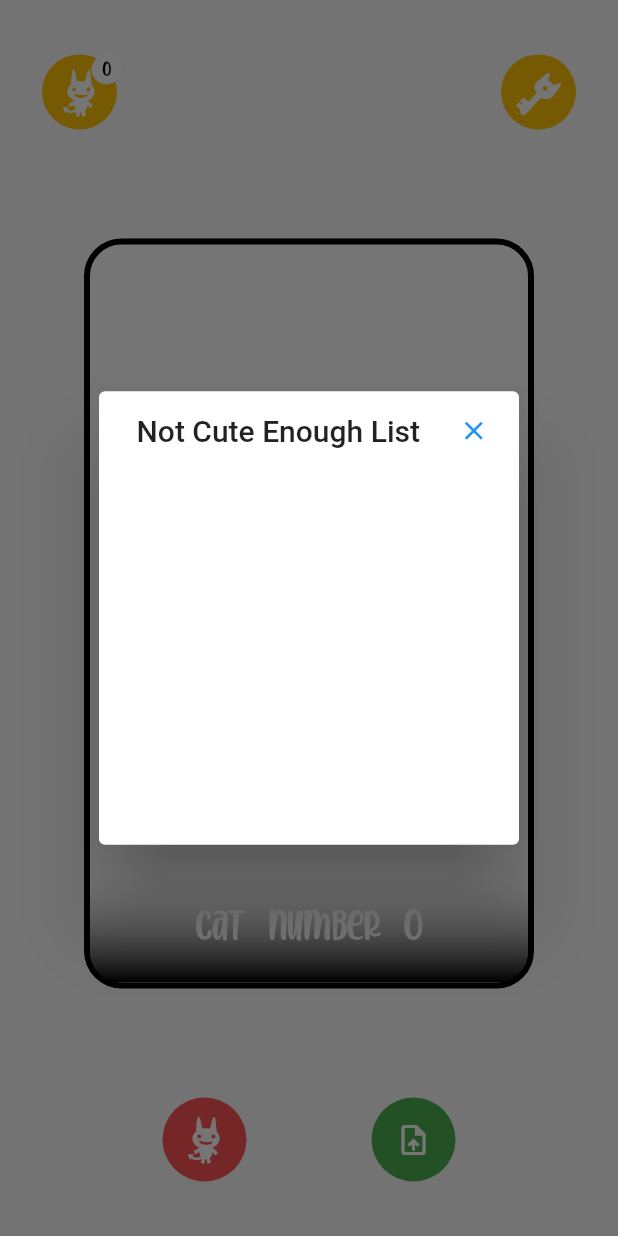
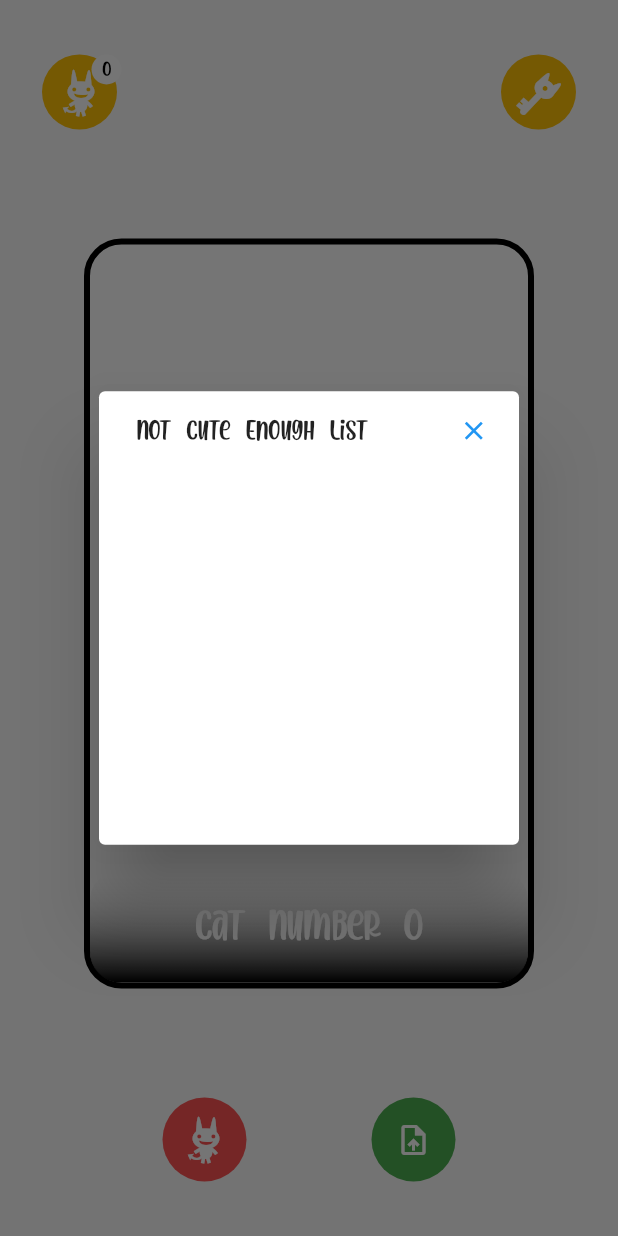
Before and after one commit to HamiiidAsgarian/resq-cat-club, a Flutter app: the PrivateGallary widget shown alone on an empty page, opened directly, after a tap on an icon or button, on a phone screen of 412 x 824 dp. Run offline on Flutter 3.47's test engine with Material 2 defaults, Android fonts, the phone set to English and light mode, and no system bars; our stand-ins replace cached_network_image, image_picker; network calls fail.

Commit message:
add theme data and style constants

```diff
--- a/lib/main.dart
+++ b/lib/main.dart
@@ -1,5 +1,6 @@
 import 'package:flutter/material.dart';
 import 'package:flutter/services.dart';
+import 'package:resq_cat_club/view/const.dart';
 import 'package:resq_cat_club/view/screens/home_screen.dart';
 
 void main() {
@@ -13,6 +14,6 @@ class MyApp extends StatelessWidget {
 
   @override
   Widget build(BuildContext context) {
-    return const MaterialApp(home: HomeScreen());
+    return MaterialApp(theme: AppConsts.theme, home: const HomeScreen());
   }
 }
--- a/lib/presenter/main_operations.dart
+++ b/lib/presenter/main_operations.dart
@@ -6,7 +6,20 @@ import 'package:image_picker/image_picker.dart';
 
 import '../view/widgets/dialog.dart';
 
-class MainOperations {
+abstract class Operations {
+  List<int> getNotCuteList();
+  void addNewNotCuteEnough();
+  void clearNotCutes();
+  void removeNotCuteByElement(e);
+  void showSnackbar(
+      BuildContext context, String message, Function onPressRegret);
+  void onPressShowUnlikeds(BuildContext context);
+  isNextIndexnotCuteEnoughd(int val, int? max);
+  isPreviusIndexnotCuteEnoughd(int val, int? min);
+  Future onPressUpload();
+}
+
+class MainOperations implements Operations {
   MainOperations(int index, List<int> notCuteEnoughList, List<File> images)
       : _images = images,
         _index = index,
@@ -36,10 +49,12 @@ class MainOperations {
     return _index;
   }
 
+  @override
   List<int> getNotCuteList() {
     return _notCuteEnoughList;
   }
 
+  @override
   void addNewNotCuteEnough() {
     if (!_notCuteEnoughList.contains(_index)) {
       _notCuteEnoughList.add(_index);
@@ -47,14 +62,17 @@ class MainOperations {
     }
   }
 
+  @override
   void clearNotCutes() {
     _notCuteEnoughList.clear();
   }
 
+  @override
   void removeNotCuteByElement(e) {
     _notCuteEnoughList.removeWhere((element) => element == e);
   }
 
+  @override
   void showSnackbar(
       BuildContext context, String message, Function onPressRegret) {
     ScaffoldMessenger.of(context).showSnackBar(SnackBar(
@@ -68,12 +86,14 @@ class MainOperations {
               style: TextStyle(color: Colors.amber),
             ),
             onPressed: () {
+              print("aaa");
               onPressRegret();
             })
       ],
     )));
   }
 
+  @override
   void onPressShowUnlikeds(BuildContext context) {
     showDialog(
         context: context,
@@ -88,6 +108,7 @@ class MainOperations {
         });
   }
 
+  @override
   isNextIndexnotCuteEnoughd(int val, int? max) {
     if (_notCuteEnoughList.contains(val + 1)) {
       isNextIndexnotCuteEnoughd(val + 1, max);
@@ -102,6 +123,7 @@ class MainOperations {
     }
   }
 
+  @override
   isPreviusIndexnotCuteEnoughd(int val, int? min) {
     if (_notCuteEnoughList.contains(val - 1)) {
       isPreviusIndexnotCuteEnoughd(
@@ -119,6 +141,7 @@ class MainOperations {
     }
   }
 
+  @override
   Future onPressUpload() async {
     try {
       final image = await ImagePicker().pickImage(source: ImageSource.gallery);
--- /dev/null
+++ b/lib/view/const.dart
@@ -0,0 +1,7 @@
+import 'package:flutter/material.dart';
+
+class AppConsts {
+  static const Color mainWhite = Color(0xFFFFFFFF);
+  static ThemeData theme = ThemeData(
+      fontFamily: "text", primaryColor: const Color.fromARGB(255, 0, 190, 98));
+}
--- a/lib/view/widgets/private_gallary.dart
+++ b/lib/view/widgets/private_gallary.dart
@@ -1,6 +1,7 @@
 import 'package:flutter/material.dart';
 import 'package:resq_cat_club/presenter/main_operations.dart';
 
+import '../const.dart';
 import 'dialog.dart';
 
 class PrivateGallary extends StatefulWidget {
@@ -43,7 +44,7 @@ class _PrivateGallaryState extends State<PrivateGallary>
                                   width: 20,
                                   height: 20,
                                   decoration: const BoxDecoration(
-                                      color: Colors.white,
+                                      color: AppConsts.mainWhite,
                                       shape: BoxShape.circle),
                                   child: Center(
                                     child: Text(
@@ -58,7 +59,9 @@ class _PrivateGallaryState extends State<PrivateGallary>
                               child: Text(
                                 "X",
                                 style: TextStyle(
-                                    fontSize: 30, fontFamily: "symbol"),
+                                    fontSize: 30,
+                                    fontFamily: "symbol",
+                                    color: AppConsts.mainWhite),
                               ),
                             )
                           ],
@@ -76,7 +79,10 @@ class _PrivateGallaryState extends State<PrivateGallary>
                       },
                       child: const Text(
                         ">",
-                        style: TextStyle(fontSize: 30, fontFamily: "symbol"),
+                        style: TextStyle(
+                            fontSize: 30,
+                            fontFamily: "symbol",
+                            color: AppConsts.mainWhite),
                       ))),
             ]),
           ),
@@ -88,7 +94,7 @@ class _PrivateGallaryState extends State<PrivateGallary>
                 border: Border.all(
                     width: 4, color: const Color.fromARGB(255, 0, 0, 0)),
                 borderRadius: BorderRadius.circular(25),
-                color: Colors.white,
+                color: AppConsts.mainWhite,
                 image: () {
                   if (privateGallaryCats.images.isNotEmpty) {
                     return privateGallaryCats.images.isNotEmpty
@@ -123,7 +129,7 @@ class _PrivateGallaryState extends State<PrivateGallary>
                         child: Text(
                           "Cat Number ${privateGallaryCats.index}",
                           style: const TextStyle(
-                            color: Colors.white,
+                            color: AppConsts.mainWhite,
                             fontSize: 30,
                             fontFamily: "text",
                           ),
@@ -138,7 +144,7 @@ class _PrivateGallaryState extends State<PrivateGallary>
                       children: [
                         IconButton(
                             icon: const Icon(Icons.arrow_back_ios,
-                                color: Colors.white),
+                                color: AppConsts.mainWhite),
                             onPressed: () {
                               isPreviusIndexnotCuteEnoughd(
                                   privateGallaryCats.index);
@@ -146,7 +152,7 @@ class _PrivateGallaryState extends State<PrivateGallary>
                             }),
                         IconButton(
                             icon: const Icon(Icons.arrow_forward_ios,
-                                color: Colors.white),
+                                color: AppConsts.mainWhite),
                             onPressed: () {
                               isNextIndexnotCuteEnoughd(
                                   privateGallaryCats.index);
@@ -164,7 +170,10 @@ class _PrivateGallaryState extends State<PrivateGallary>
                   backgroundColor: Colors.redAccent,
                   child: const Text(
                     "X",
-                    style: TextStyle(fontSize: 30, fontFamily: "symbol"),
+                    style: TextStyle(
+                        fontSize: 30,
+                        fontFamily: "symbol",
+                        color: AppConsts.mainWhite),
                   ),
                   onPressed: () {
                     onPressNotcuteEnogh(context);
@@ -172,7 +181,8 @@ class _PrivateGallaryState extends State<PrivateGallary>
               FloatingActionButton(
                   elevation: 0,
                   backgroundColor: Colors.green,
-                  child: const Icon(Icons.upload_file_outlined),
+                  child: const Icon(Icons.upload_file_outlined,
+                      color: AppConsts.mainWhite),
                   onPressed: () {
                     onPressUpload();
                   }),
```
Also changed, not shown: lib/view/screens/home_screen.dart (+6 -6 lines), lib/view/widgets/public_gallary.dart (+17 -8 lines).
